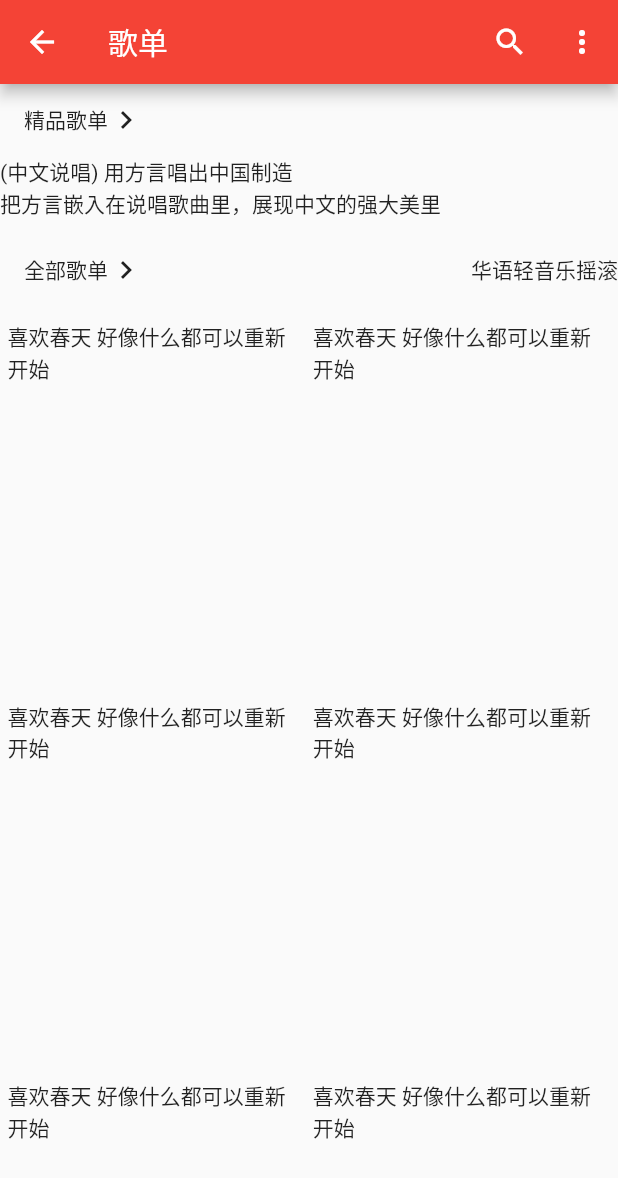
After one commit to itxiaoshuai/CloudMusic, a Flutter app: the ChoiceSongSheetPage screen opened directly, on a phone screen of 412 x 824 dp. The commit adds this screen. Shown: the top 1178 px of the screen. Run offline on Flutter 3.47's test engine with Material 2 defaults, Android fonts, the phone set to English and light mode, and no system bars; our stand-ins replace cached_network_image, dio, event_bus, flutter_swiper, fluttertoast; missing offline and left inert: flutter_webview_plugin; generated files the repository leaves out were written again; network calls fail.

Commit message:
排行榜详情页

```diff
--- /dev/null
+++ b/lib/pages/leaderboard/LeaderboardDetailPage.dart
@@ -0,0 +1,141 @@
+import 'package:flutter/material.dart';
+
+
+class ChoiceSongSheetPage extends StatelessWidget {
+  @override
+  Widget build(BuildContext context) {
+    return Scaffold(
+      appBar: AppBar(
+        title: Text('歌单'),
+        actions: <Widget>[
+          IconButton(
+            icon: Icon(
+              Icons.search,
+              color: Colors.white,
+            ),
+            onPressed: null,
+          ),
+          IconButton(
+            icon: Icon(
+              Icons.more_vert,
+              color: Colors.white,
+            ),
+            onPressed: null,
+          )
+        ],
+      ),
+      body: CustomScrollView(
+        scrollDirection: Axis.vertical,
+        slivers: <Widget>[
+          _synopsis(),
+          _title(),
+          _songsheetList(),
+        ],
+      ),
+    );
+  }
+
+  _synopsis() {
+    return SliverList(
+      delegate: SliverChildBuilderDelegate(
+            (BuildContext context, int idx) {
+          return Container(
+            // height: 300,
+            child: Row(
+              crossAxisAlignment: CrossAxisAlignment.start,
+              children: <Widget>[
+
+                Expanded(
+                  child: Column(
+                    crossAxisAlignment: CrossAxisAlignment.start,
+                    children: <Widget>[
+                      FlatButton(
+                        onPressed: () {},
+                        child: Row(
+                          children: <Widget>[
+
+                            Text('精品歌单'),
+                            Icon(Icons.chevron_right)
+                          ],
+                        ),
+                      ),
+                      Container(
+                        child: Text('(中文说唱) 用方言唱出中国制造'),
+                      ),
+                      Text('把方言嵌入在说唱歌曲里，展现中文的强大美里')
+                    ],
+                  ),
+                )
+              ],
+            ),
+          );
+        },
+        childCount: 1,
+      ),
+    );
+  }
+
+  _title() {
+    return SliverPadding(
+      padding: EdgeInsets.only(top: 10, bottom: 10),
+      sliver: SliverList(
+        delegate: SliverChildListDelegate([
+          Row(
+              mainAxisAlignment: MainAxisAlignment.spaceBetween,
+              children: <Widget>[
+                FlatButton(
+                  onPressed: () {},
+                  child: Row(
+                    children: <Widget>[Text('全部歌单'), Icon(Icons.chevron_right)],
+                  ),
+                ),
+                Wrap(
+                  children: <Widget>[
+                    InkWell(
+                      child: Text('华语'),
+                      onTap: () {},
+                    ),
+                    InkWell(
+                      child: Text('轻音乐'),
+                      onTap: () {},
+                    ),
+                    InkWell(
+                      child: Text('摇滚'),
+                      onTap: () {},
+                    )
+                  ],
+                )
+              ])
+        ]),
+      ),
+    );
+  }
+
+  _songsheetList() {
+    return SliverPadding(
+      padding: EdgeInsets.only(left: 5, right: 5),
+      sliver: SliverGrid(
+        gridDelegate: SliverGridDelegateWithFixedCrossAxisCount(
+          crossAxisCount: 2,
+          crossAxisSpacing: 5,
+          mainAxisSpacing: 5,
+          childAspectRatio: 0.8,
+        ),
+        delegate: SliverChildBuilderDelegate(
+              (BuildContext context, int idx) {
+            return Container(
+              child: Column(
+                children: <Widget>[
+
+                  Container(
+                    child: Text('喜欢春天 好像什么都可以重新开始'),
+                  )
+                ],
+              ),
+            );
+          },
+        ),
+      ),
+    );
+  }
+}
```
Also changed, not shown: lib/pages/find/widget/Img.dart (deleted, +0 -55 lines), lib/pages/leaderboard/LeaderboardPage.dart (+22 -5 lines).
